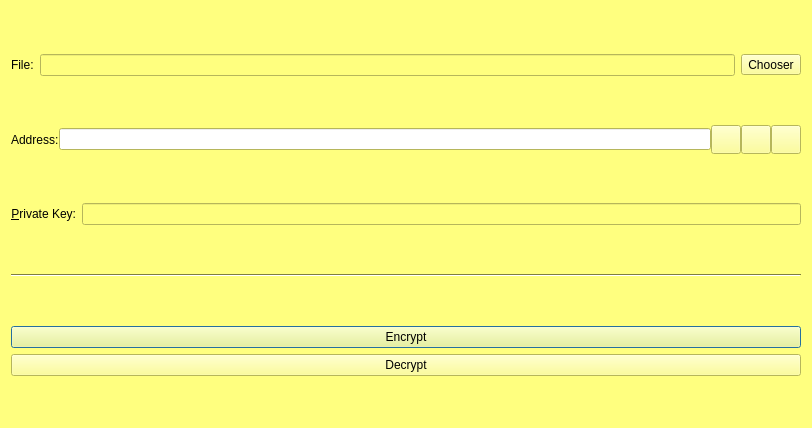
Old version of the form src/qt/forms/encryptdecryptdialog.ui in the repository mceme/ImageCoin.
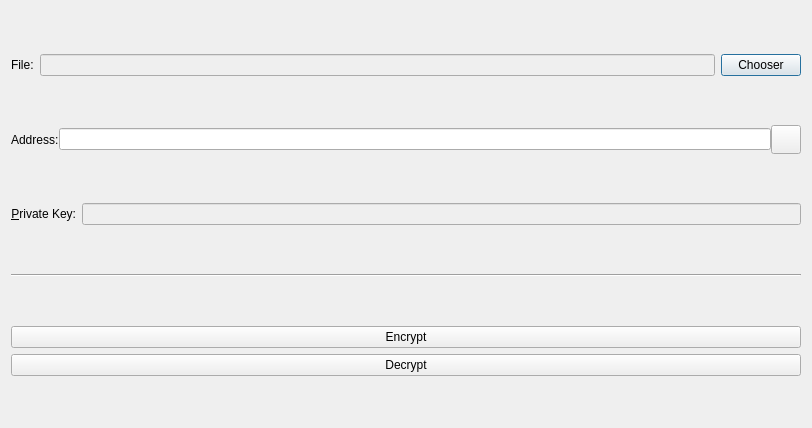
New version of the form. Custom widgets are drawn as their Qt base class.

Diff of the .ui file:
```diff
--- a/src/qt/forms/encryptdecryptdialog.ui
+++ b/src/qt/forms/encryptdecryptdialog.ui
@@ -10,421 +10,6 @@
     <height>428</height>
    </rect>
   </property>
-  <property name="palette">
-   <palette>
-    <active>
-     <colorrole role="WindowText">
-      <brush brushstyle="SolidPattern">
-       <color alpha="255">
-        <red>0</red>
-        <green>0</green>
-        <blue>0</blue>
-       </color>
-      </brush>
-     </colorrole>
-     <colorrole role="Button">
-      <brush brushstyle="SolidPattern">
-       <color alpha="255">
-        <red>255</red>
-        <green>255</green>
-        <blue>127</blue>
-       </color>
-      </brush>
-     </colorrole>
-     <colorrole role="Light">
-      <brush brushstyle="SolidPattern">
-       <color alpha="255">
-        <red>255</red>
-        <green>255</green>
-        <blue>255</blue>
-       </color>
-      </brush>
-     </colorrole>
-     <colorrole role="Midlight">
-      <brush brushstyle="SolidPattern">
-       <color alpha="255">
-        <red>255</red>
-        <green>255</green>
-        <blue>191</blue>
-       </color>
-      </brush>
-     </colorrole>
-     <colorrole role="Dark">
-      <brush brushstyle="SolidPattern">
-       <color alpha="255">
-        <red>127</red>
-        <green>127</green>
-        <blue>63</blue>
-       </color>
-      </brush>
-     </colorrole>
-     <colorrole role="Mid">
-      <brush brushstyle="SolidPattern">
-       <color alpha="255">
-        <red>170</red>
-        <green>170</green>
-        <blue>84</blue>
-       </color>
-      </brush>
-     </colorrole>
-     <colorrole role="Text">
-      <brush brushstyle="SolidPattern">
-       <color alpha="255">
-        <red>0</red>
-        <green>0</green>
-        <blue>0</blue>
-       </color>
-      </brush>
-     </colorrole>
-     <colorrole role="BrightText">
-      <brush brushstyle="SolidPattern">
-       <color alpha="255">
-        <red>255</red>
-        <green>255</green>
-        <blue>255</blue>
-       </color>
-      </brush>
-     </colorrole>
-     <colorrole role="ButtonText">
-      <brush brushstyle="SolidPattern">
-       <color alpha="255">
-        <red>0</red>
-        <green>0</green>
-        <blue>0</blue>
-       </color>
-      </brush>
-     </colorrole>
-     <colorrole role="Base">
-      <brush brushstyle="SolidPattern">
-       <color alpha="255">
-        <red>255</red>
-        <green>255</green>
-        <blue>255</blue>
-       </color>
-      </brush>
-     </colorrole>
-     <colorrole role="Window">
-      <brush brushstyle="SolidPattern">
-       <color alpha="255">
-        <red>255</red>
-        <green>255</green>
-        <blue>127</blue>
-       </color>
-      </brush>
-     </colorrole>
-     <colorrole role="Shadow">
-      <brush brushstyle="SolidPattern">
-       <color alpha="255">
-        <red>0</red>
-        <green>0</green>
-        <blue>0</blue>
-       </color>
-      </brush>
-     </colorrole>
-     <colorrole role="AlternateBase">
-      <brush brushstyle="SolidPattern">
-       <color alpha="255">
-        <red>255</red>
-        <green>255</green>
-        <blue>191</blue>
-       </color>
-      </brush>
-     </colorrole>
-     <colorrole role="ToolTipBase">
-      <brush brushstyle="SolidPattern">
-       <color alpha="255">
-        <red>255</red>
-        <green>255</green>
-        <blue>220</blue>
-       </color>
-      </brush>
-     </colorrole>
-     <colorrole role="ToolTipText">
-      <brush brushstyle="SolidPattern">
-       <color alpha="255">
-        <red>0</red>
-        <green>0</green>
-        <blue>0</blue>
-       </color>
-      </brush>
-     </colorrole>
-    </active>
-    <inactive>
-     <colorrole role="WindowText">
-      <brush brushstyle="SolidPattern">
-       <color alpha="255">
-        <red>0</red>
-        <green>0</green>
-        <blue>0</blue>
-       </color>
-      </brush>
-     </colorrole>
-     <colorrole role="Button">
-      <brush brushstyle="SolidPattern">
-       <color alpha="255">
-        <red>255</red>
-        <green>255</green>
-        <blue>127</blue>
-       </color>
-      </brush>
-     </colorrole>
-     <colorrole role="Light">
-      <brush brushstyle="SolidPattern">
-       <color alpha="255">
-        <red>255</red>
-        <green>255</green>
-        <blue>255</blue>
-       </color>
-      </brush>
-     </colorrole>
-     <colorrole role="Midlight">
-      <brush brushstyle="SolidPattern">
-       <color alpha="255">
-        <red>255</red>
-        <green>255</green>
-        <blue>191</blue>
-       </color>
-      </brush>
-     </colorrole>
-     <colorrole role="Dark">
-      <brush brushstyle="SolidPattern">
-       <color alpha="255">
-        <red>127</red>
-        <green>127</green>
-        <blue>63</blue>
-       </color>
-      </brush>
-     </colorrole>
-     <colorrole role="Mid">
-      <brush brushstyle="SolidPattern">
-       <color alpha="255">
-        <red>170</red>
-        <green>170</green>
-        <blue>84</blue>
-       </color>
-      </brush>
-     </colorrole>
-     <colorrole role="Text">
-      <brush brushstyle="SolidPattern">
-       <color alpha="255">
-        <red>0</red>
-        <green>0</green>
-        <blue>0</blue>
-       </color>
-      </brush>
-     </colorrole>
-     <colorrole role="BrightText">
-      <brush brushstyle="SolidPattern">
-       <color alpha="255">
-        <red>255</red>
-        <green>255</green>
-        <blue>255</blue>
-       </color>
-      </brush>
-     </colorrole>
-     <colorrole role="ButtonText">
-      <brush brushstyle="SolidPattern">
-       <color alpha="255">
-        <red>0</red>
-        <green>0</green>
-        <blue>0</blue>
-       </color>
-      </brush>
-     </colorrole>
-     <colorrole role="Base">
-      <brush brushstyle="SolidPattern">
-       <color alpha="255">
-        <red>255</red>
-        <green>255</green>
-        <blue>255</blue>
-       </color>
-      </brush>
-     </colorrole>
-     <colorrole role="Window">
-      <brush brushstyle="SolidPattern">
-       <color alpha="255">
-        <red>255</red>
-        <green>255</green>
-        <blue>127</blue>
-       </color>
-      </brush>
-     </colorrole>
-     <colorrole role="Shadow">
-      <brush brushstyle="SolidPattern">
-       <color alpha="255">
-        <red>0</red>
-        <green>0</green>
-        <blue>0</blue>
-       </color>
-      </brush>
-     </colorrole>
-     <colorrole role="AlternateBase">
-      <brush brushstyle="SolidPattern">
-       <color alpha="255">
-        <red>255</red>
-        <green>255</green>
-        <blue>191</blue>
-       </color>
-      </brush>
-     </colorrole>
-     <colorrole role="ToolTipBase">
-      <brush brushstyle="SolidPattern">
-       <color alpha="255">
-        <red>255</red>
-        <green>255</green>
-        <blue>220</blue>
-       </color>
-      </brush>
-     </colorrole>
-     <colorrole role="ToolTipText">
-      <brush brushstyle="SolidPattern">
-       <color alpha="255">
-        <red>0</red>
-        <green>0</green>
-        <blue>0</blue>
-       </color>
-      </brush>
-     </colorrole>
-    </inactive>
-    <disabled>
-     <colorrole role="WindowText">
-      <brush brushstyle="SolidPattern">
-       <color alpha="255">
-        <red>127</red>
-        <green>127</green>
-        <blue>63</blue>
-       </color>
-      </brush>
-     </colorrole>
-     <colorrole role="Button">
-      <brush brushstyle="SolidPattern">
-       <color alpha="255">
-        <red>255</red>
-        <green>255</green>
-        <blue>127</blue>
-       </color>
-      </brush>
-     </colorrole>
-     <colorrole role="Light">
-      <brush brushstyle="SolidPattern">
-       <color alpha="255">
-        <red>255</red>
-        <green>255</green>
-        <blue>255</blue>
-       </color>
-      </brush>
-     </colorrole>
-     <colorrole role="Midlight">
-      <brush brushstyle="SolidPattern">
-       <color alpha="255">
-        <red>255</red>
-        <green>255</green>
-        <blue>191</blue>
-       </color>
-      </brush>
-     </colorrole>
-     <colorrole role="Dark">
-      <brush brushstyle="SolidPattern">
-       <color alpha="255">
-        <red>127</red>
-        <green>127</green>
-        <blue>63</blue>
-       </color>
-      </brush>
-     </colorrole>
-     <colorrole role="Mid">
-      <brush brushstyle="SolidPattern">
-       <color alpha="255">
-        <red>170</red>
-        <green>170</green>
-        <blue>84</blue>
-       </color>
-      </brush>
-     </colorrole>
-     <colorrole role="Text">
-      <brush brushstyle="SolidPattern">
-       <color alpha="255">
-        <red>127</red>
-        <green>127</green>
-        <blue>63</blue>
-       </color>
-      </brush>
-     </colorrole>
-     <colorrole role="BrightText">
-      <brush brushstyle="SolidPattern">
-       <color alpha="255">
-        <red>255</red>
-        <green>255</green>
-        <blue>255</blue>
-       </color>
-      </brush>
-     </colorrole>
-     <colorrole role="ButtonText">
-      <brush brushstyle="SolidPattern">
-       <color alpha="255">
-        <red>127</red>
-        <green>127</green>
-        <blue>63</blue>
-       </color>
-      </brush>
-     </colorrole>
-     <colorrole role="Base">
-      <brush brushstyle="SolidPattern">
-       <color alpha="255">
-        <red>255</red>
-        <green>255</green>
-        <blue>127</blue>
-       </color>
-      </brush>
-     </colorrole>
-     <colorrole role="Window">
-      <brush brushstyle="SolidPattern">
-       <color alpha="255">
-        <red>255</red>
-        <green>255</green>
-        <blue>127</blue>
-       </color>
-      </brush>
-     </colorrole>
-     <colorrole role="Shadow">
-      <brush brushstyle="SolidPattern">
-       <color alpha="255">
-        <red>0</red>
-        <green>0</green>
-        <blue>0</blue>
-       </color>
-      </brush>
-     </colorrole>
-     <colorrole role="AlternateBase">
-      <brush brushstyle="SolidPattern">
-       <color alpha="255">
-        <red>255</red>
-        <green>255</green>
-        <blue>127</blue>
-       </color>
-      </brush>
-     </colorrole>
-     <colorrole role="ToolTipBase">
-      <brush brushstyle="SolidPattern">
-       <color alpha="255">
-        <red>255</red>
-        <green>255</green>
-        <blue>220</blue>
-       </color>
-      </brush>
-     </colorrole>
-     <colorrole role="ToolTipText">
-      <brush brushstyle="SolidPattern">
-       <color alpha="255">
-        <red>0</red>
-        <green>0</green>
-        <blue>0</blue>
-       </color>
-      </brush>
-     </colorrole>
-    </disabled>
-   </palette>
-  </property>
   <property name="toolTip">
    <string>This is an unauthenticated payment request.</string>
   </property>
@@ -455,7 +40,7 @@
       </widget>
      </item>
      <item>
-      <widget class="QToolButton" name="chooserButton">
+      <widget class="QPushButton" name="chooserButton">
        <property name="text">
         <string>Chooser</string>
        </property>
@@ -488,25 +73,6 @@
        </property>
       </widget>
      </item>
-     <item>
-      <widget class="QToolButton" name="addressBookButton">
-       <property name="toolTip">
-        <string>Choose previously used address</string>
-       </property>
-       <property name="text">
-        <string/>
-       </property>
-       <property name="iconSize">
-        <size>
-         <width>22</width>
-         <height>22</height>
-        </size>
-       </property>
-       <property name="shortcut">
-        <string>Alt+A</string>
-       </property>
-      </widget>
-     </item>
      <item>
       <widget class="QToolButton" name="pasteButton">
        <property name="toolTip">
@@ -526,22 +92,6 @@
        </property>
       </widget>
      </item>
-     <item>
-      <widget class="QToolButton" name="deleteButton">
-       <property name="toolTip">
-        <string>Remove this entry</string>
-       </property>
-       <property name="text">
-        <string/>
-       </property>
-       <property name="iconSize">
-        <size>
-         <width>22</width>
-         <height>22</height>
-        </size>
-       </property>
-      </widget>
-     </item>
     </layout>
    </item>
    <item>
```
Left out of the diff: 4 changed lines with no effect on the pictures.
